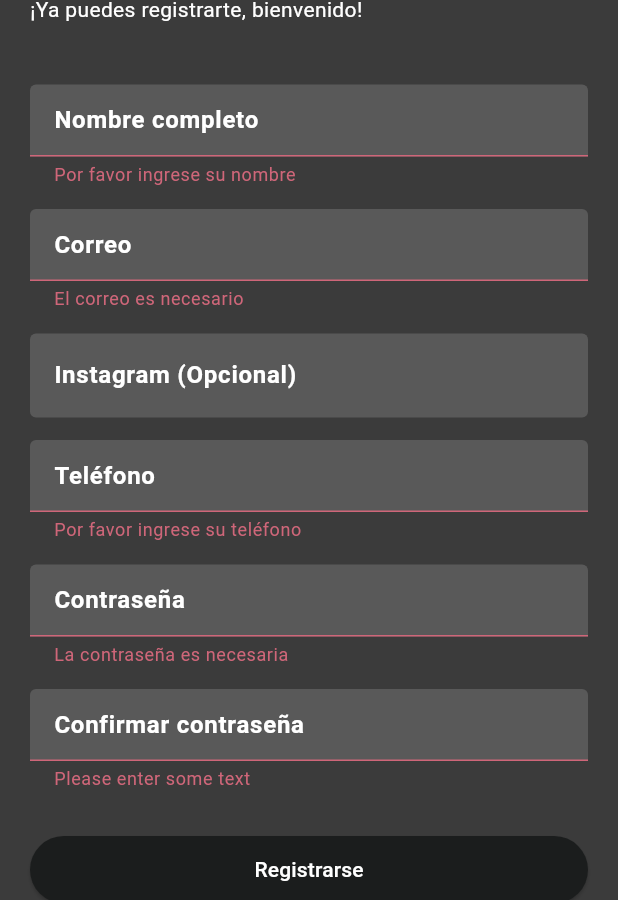
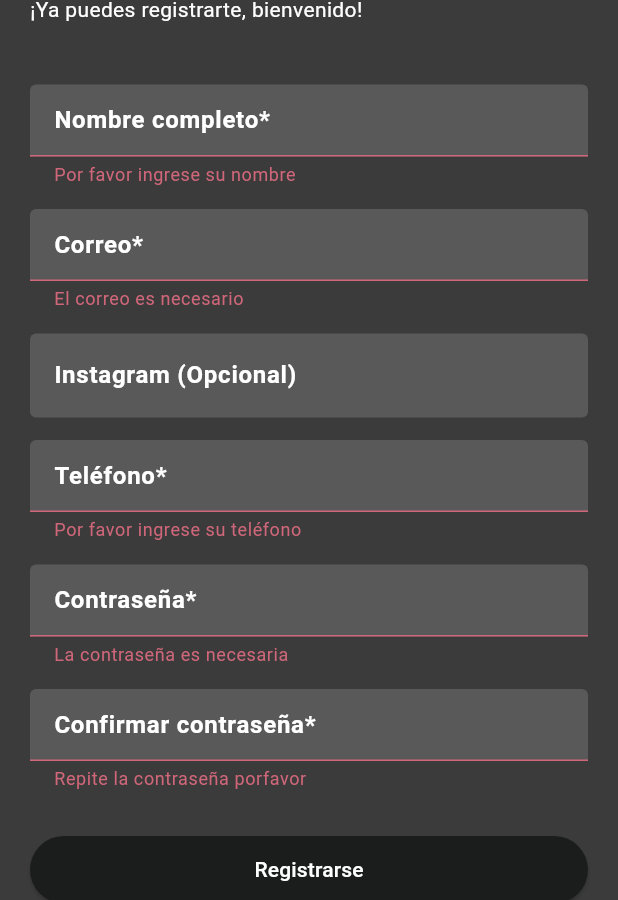
Before and after one commit to BJesus05/FlutterAlexasoft, a Flutter app: the RegisterPage screen opened directly, after a tap on "Registrarse", on a phone screen of 412 x 824 dp. Shown: the part 244-1144 px from the top of the screen. Run offline on Flutter 3.47's test engine with Material 3 defaults, Android fonts, the phone set to English and light mode, and no system bars; our stand-ins replace sqflite; accounts and stored records are empty; Roboto replaces fonts that are missing (Raleway).

```diff
--- a/flutteralexasoft/lib/register.dart
+++ b/flutteralexasoft/lib/register.dart
@@ -105,7 +105,7 @@ class _RegisterPageState extends State<RegisterPage> {
                           padding: const EdgeInsets.only(top: 30),
                           child: TextFormField(
                             decoration: const InputDecoration(
-                                hintText: 'Nombre completo',
+                                hintText: 'Nombre completo*',
                                 hintStyle: TextStyle(
                                     fontWeight: FontWeight.w600,
                                     color: Colors.white),
@@ -135,7 +135,7 @@ class _RegisterPageState extends State<RegisterPage> {
                           padding: const EdgeInsets.only(top: 15),
                           child: TextFormField(
                             decoration: const InputDecoration(
-                                hintText: 'Correo',
+                                hintText: 'Correo*',
                                 hintStyle: TextStyle(
                                     fontWeight: FontWeight.w600,
                                     color: Colors.white),
@@ -190,7 +190,7 @@ class _RegisterPageState extends State<RegisterPage> {
                           padding: const EdgeInsets.only(top: 15),
                           child: TextFormField(
                             decoration: const InputDecoration(
-                                hintText: 'Teléfono',
+                                hintText: 'Teléfono*',
                                 hintStyle: TextStyle(
                                     fontWeight: FontWeight.w600,
                                     color: Colors.white),
@@ -226,7 +226,7 @@ class _RegisterPageState extends State<RegisterPage> {
                               });
                             },
                             decoration: const InputDecoration(
-                                hintText: 'Contraseña',
+                                hintText: 'Contraseña*',
                                 hintStyle: TextStyle(
                                     fontWeight: FontWeight.w600,
                                     color: Colors.white),
@@ -258,7 +258,7 @@ class _RegisterPageState extends State<RegisterPage> {
                           child: TextFormField(
                             obscureText: true,
                             decoration: const InputDecoration(
-                                hintText: 'Confirmar contraseña',
+                                hintText: 'Confirmar contraseña*',
                                 hintStyle: TextStyle(
                                     fontWeight: FontWeight.w600,
                                     color: Colors.white),
@@ -274,7 +274,7 @@ class _RegisterPageState extends State<RegisterPage> {
                                 filled: true),
                             validator: (value) {
                               if (value == null || value.isEmpty) {
-                                return 'Please enter some text';
+                                return 'Repite la contraseña porfavor';
                               }
                               if (value != _password) {
                                 return 'Las contraseñas no coinciden';
```
Also changed, not shown: flutteralexasoft/lib/sqlhelper.dart (line endings or trailing spaces).
